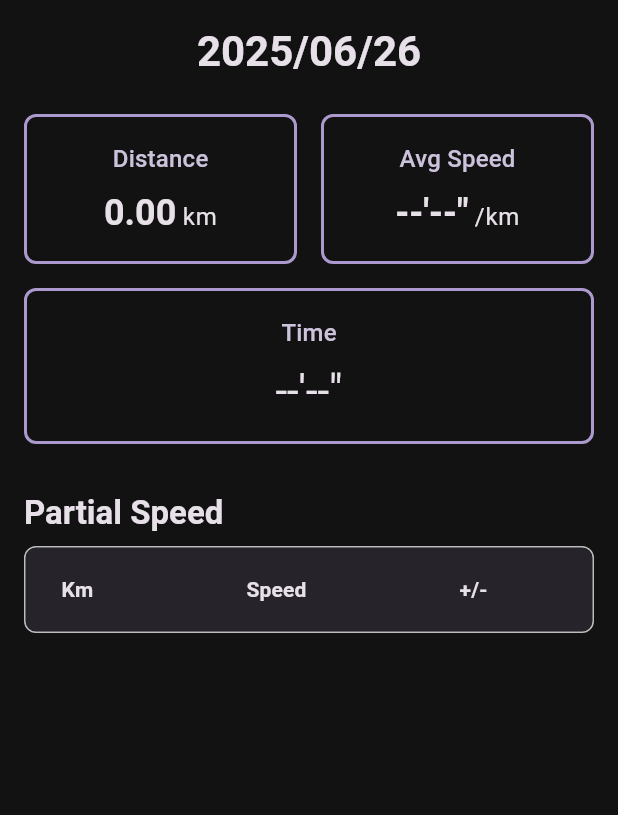
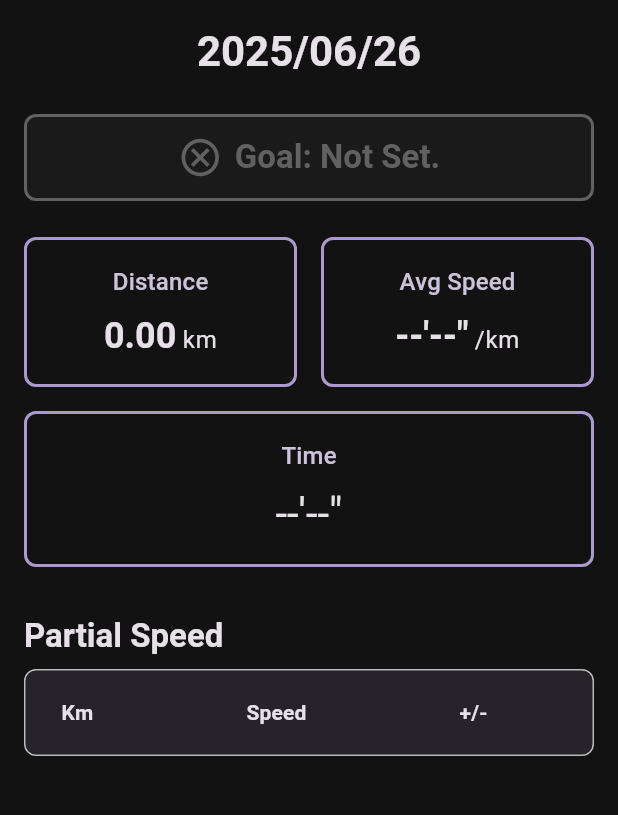
Before and after one commit to JNoctis/Hackathon_Physical_app, a Flutter app: the RunningResultPage screen opened directly with empty values, on a phone screen of 412 x 824 dp, the part 84-899 px from its top. Run offline on Flutter 3.47's test engine with Material 3 defaults, Android fonts, the phone set to English and light mode, and no system bars; our stand-ins replace audioplayers, flutter_dotenv, geolocator, lottie, shared_preferences; accounts and stored records are empty.

Commit message:
update running record UI

```diff
--- a/physicalapp/lib/pages/running_result.dart
+++ b/physicalapp/lib/pages/running_result.dart
@@ -1,5 +1,5 @@
 import 'package:flutter/material.dart';
-import '../utils/time_format.dart';
+import '../utils/time_format.dart'; // Make sure this utility is available and correct
 
 // For example data, let's first define a simple split data model
 class SpeedSplit {
@@ -28,15 +28,19 @@ class RunningResultPage extends StatelessWidget {
   String get totalDistance => (runData['distance_km'] as num).toStringAsFixed(2);
   String get avgSpeed => SecondsToPace((runData['average_pace_seconds_per_km'] as num).toDouble());
   String get totalTime => SecondsToPace((runData['duration_seconds'] as num).toDouble());
+  String? get goalState => runData['goal_state']; // Add getter for goal_state
 
   // This list is now constant because the SpeedSplit class has a const constructor
   List<SpeedSplit> get speedSplits {
-    final List splits = runData['split_paces'];
-    if (splits.isEmpty) return [];
+    final List? splits = runData['split_paces']; // Use nullable list to handle cases where it might be null
+    if (splits == null || splits.isEmpty) return [];
+
+    // Ensure average_pace_seconds_per_km is handled as a double or int
+    final double averagePace = (runData['average_pace_seconds_per_km'] as num).toDouble();
 
     return List.generate(splits.length, (index) {
       final int sec = (splits[index] as num).toInt();
-      final int diff = sec - (runData['average_pace_seconds_per_km'] as num).toInt();
+      final int diff = sec - averagePace.toInt(); // Compare with integer part of average pace
       final String formatted = SecondsToPace(sec.toDouble());
       final String difference = diff == 0
           ? '0"'
@@ -63,10 +67,28 @@ class RunningResultPage extends StatelessWidget {
       width: 2.0,
     );
 
+    // Determine goal status display based on goalState
+    Color statusColor;
+    String statusText;
+    switch (goalState) {
+      case 'completed':
+        statusColor = Colors.green.shade700;
+        statusText = 'Goal: Completed!';
+        break;
+      case 'missed':
+        statusColor = Colors.red.shade700;
+        statusText = 'Goal: Missed';
+        break;
+      default:
+        statusColor = Colors.grey.shade700;
+        statusText = 'Goal: Not Set.';
+        break;
+    }
+
     return Scaffold(
       appBar: AppBar(
         // AppBar title now displays dynamic date
-        title: Text('Running Record'),
+        title: const Text('Running Record'), // Changed to const
         backgroundColor: colorScheme.surface,
         foregroundColor: colorScheme.onSurface,
         elevation: 1.0,
@@ -86,6 +108,36 @@ class RunningResultPage extends StatelessWidget {
               ),
             ),
             const SizedBox(height: 24.0),
+
+            // Goal Status Display (New Section)
+            Container(
+              padding: const EdgeInsets.all(12.0),
+              margin: const EdgeInsets.only(bottom: 24.0), // Add margin below
+              decoration: BoxDecoration(
+                color: statusColor.withOpacity(0.1), // Lighter background with status color
+                borderRadius: BorderRadius.circular(8.0),
+                border: Border.all(color: statusColor, width: 2.0),
+              ),
+              child: Row( // Use Row to align icon and text
+                mainAxisAlignment: MainAxisAlignment.center,
+                children: [
+                  Icon(
+                    goalState == 'completed' ? Icons.check_circle_outline : Icons.cancel_outlined,
+                    color: statusColor,
+                    size: 30,
+                  ),
+                  const SizedBox(width: 8),
+                  Text(
+                    statusText,
+                    textAlign: TextAlign.center,
+                    style: textTheme.titleLarge?.copyWith(
+                      fontWeight: FontWeight.bold,
+                      color: statusColor,
+                    ),
+                  ),
+                ],
+              ),
+            ),
 
             // Middle data summary (Distance & Speed)
             Row(
@@ -178,6 +230,7 @@ class RunningResultPage extends StatelessWidget {
                 ),
               ),
             ),
+            const SizedBox(height: 20), // Add some space at the bottom
           ],
         ),
       ),
```
